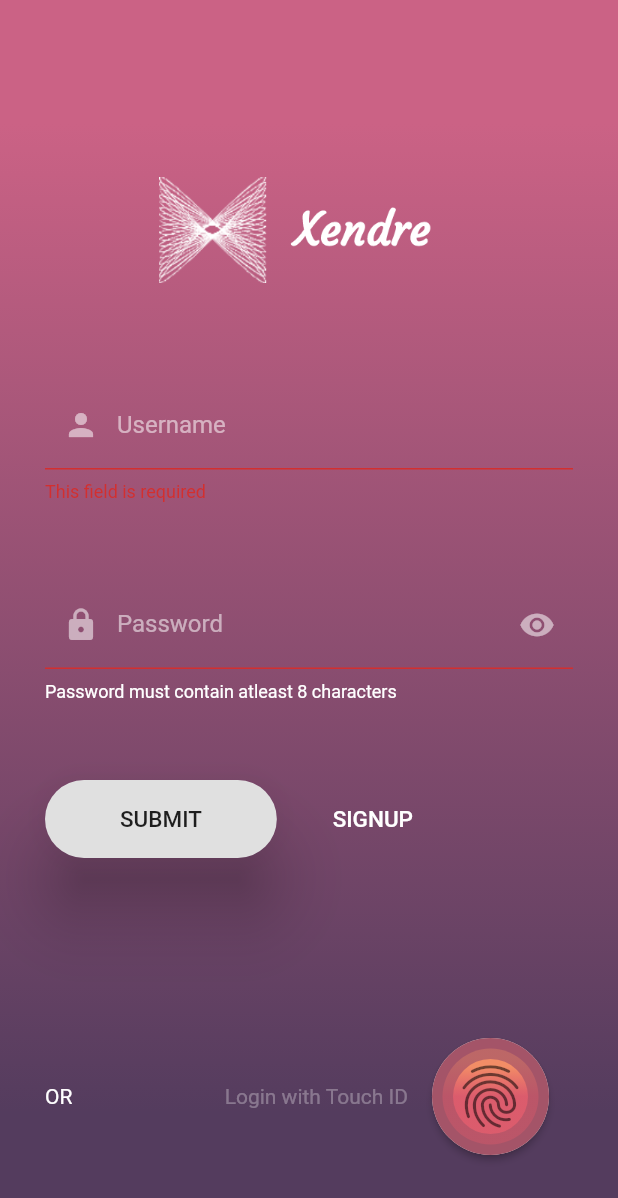
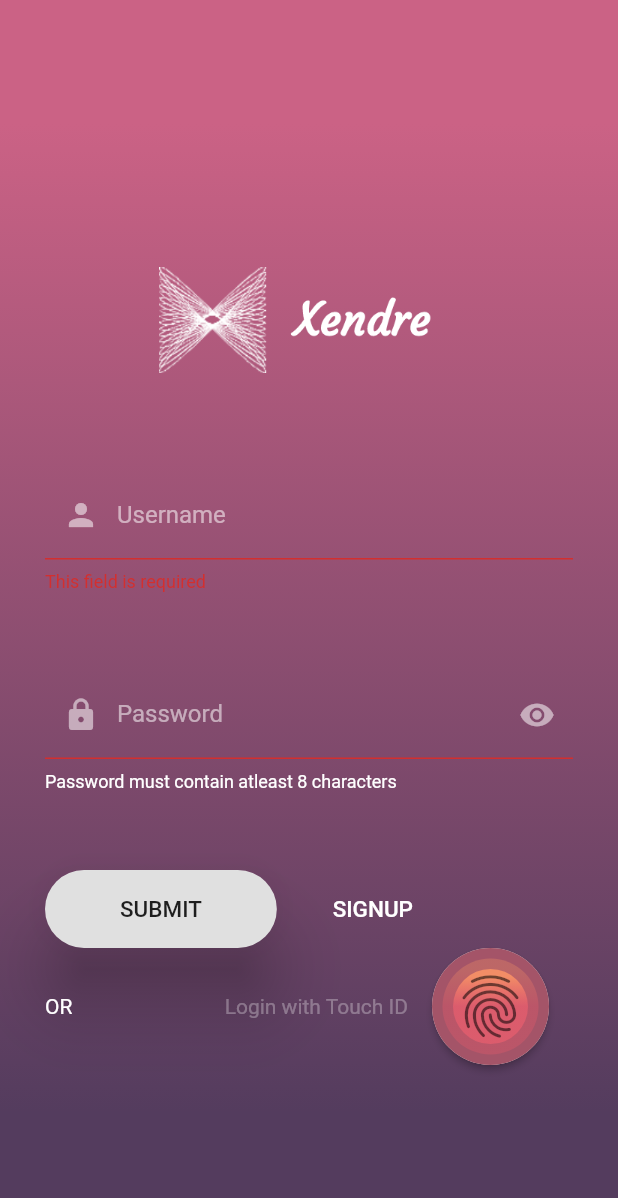
Before and after one commit to Abdulqudus001/flutter-fingerprint-auth, a Flutter app: the screen it shows after launch, after a tap on "SUBMIT", on a phone screen of 412 x 824 dp. Shown: the top 1198 px of the screen. Run offline on Flutter 3.47's test engine with Material 2 defaults, Android fonts, the phone set to English and light mode, and no system bars; our stand-ins replace sqflite; accounts and stored records are empty.

Commit message:
Added username & password authentication

```diff
--- /dev/null
+++ b/lib/home.dart
@@ -0,0 +1,20 @@
+import 'package:flutter/material.dart';
+
+class Home extends StatefulWidget {
+  @override
+  _HomeState createState() => _HomeState();
+}
+
+class _HomeState extends State<Home> {
+  @override
+  Widget build(BuildContext context) {
+    return Scaffold(
+      appBar: AppBar(
+        title: Text('Welcome'),
+      ),
+      body: Center(
+        child: Text('Welcome Home Bro'),
+      ),
+    );
+  }
+}
--- a/lib/login.dart
+++ b/lib/login.dart
@@ -1,3 +1,5 @@
+import 'package:auth/home.dart';
+import 'package:auth/model/users.dart';
 import 'package:flutter/cupertino.dart';
 import 'package:flutter/material.dart';
 import './signup.dart';
@@ -10,6 +12,9 @@ class Login extends StatefulWidget {
 class _LoginState extends State<Login> {
   final _formKey = GlobalKey<FormState>();
   bool _hidePassword = true;
+  TextEditingController username = TextEditingController();
+  TextEditingController password = TextEditingController();
+
   @override
   Widget build(BuildContext context) {
     return Scaffold(
@@ -17,6 +22,7 @@ class _LoginState extends State<Login> {
         builder: (context) =>
         Center(
         child: Container(
+          constraints: BoxConstraints.expand(),
           padding: EdgeInsets.only(
             left: 30.0,
             right: 30.0
@@ -29,8 +35,9 @@ class _LoginState extends State<Login> {
               colors: [Color.fromRGBO(203, 98, 133, 1), Color.fromRGBO(84, 60, 94, 1)]
             ),
           ),
-          child: new Column(
-            mainAxisAlignment: MainAxisAlignment.center,
+          child: new Wrap(
+            alignment: WrapAlignment.center,
+            runAlignment: WrapAlignment.center,
             children: <Widget>[
               Image.asset(
                 'assets/logo.png',
@@ -42,6 +49,7 @@ class _LoginState extends State<Login> {
                 child: Column(
                   children: <Widget>[
                     TextFormField(
+                      controller: username,
                       decoration: InputDecoration(
                         prefixIcon: Icon(
                           Icons.person,
@@ -67,6 +75,7 @@ class _LoginState extends State<Login> {
                     ),
                     Padding(padding: const EdgeInsets.all(26.0)),
                     TextFormField(
+                      controller: password,
                       obscureText: _hidePassword,
                       decoration: InputDecoration(
                         errorStyle: TextStyle(
@@ -129,11 +138,16 @@ class _LoginState extends State<Login> {
                           shape: RoundedRectangleBorder(
                             borderRadius: BorderRadius.circular(30.0),
                           ),
-                          onPressed: () {
+                          onPressed: () async {
                             if (_formKey.currentState.validate()) {
-                              Scaffold.of(context).showSnackBar(
-                                SnackBar(content: Text('Thank you for logging in. You can kindly go back'),)
-                              );
+                              User _user = await getUser(username.text);
+                              if (_user.toMap()['password'] != password.text) {
+                                Scaffold.of(context).showSnackBar(SnackBar(
+                                  content: Text("Invalid username or password"),
+                                ));
+                              } else {
+                                Navigator.push(context, MaterialPageRoute(builder: (context) => Home()));
+                              }
                             }
                           },
                         ),
--- a/lib/signup.dart
+++ b/lib/signup.dart
@@ -167,8 +167,7 @@ class _RegisterState extends State<Register> {
                                   ),
                                   onPressed: () {
                                     if (_formKey.currentState.validate()) {
-                                      final _user = User(username: username.text, email: email.text, password: password.text);
-                                      _user.openDB();
+                                      final _user = User(username.text, email.text, password.text);
                                       _user.addUser(_user);
                                     }
                                   },
```
Also changed, not shown: lib/model/users.dart (+26 -17 lines).
